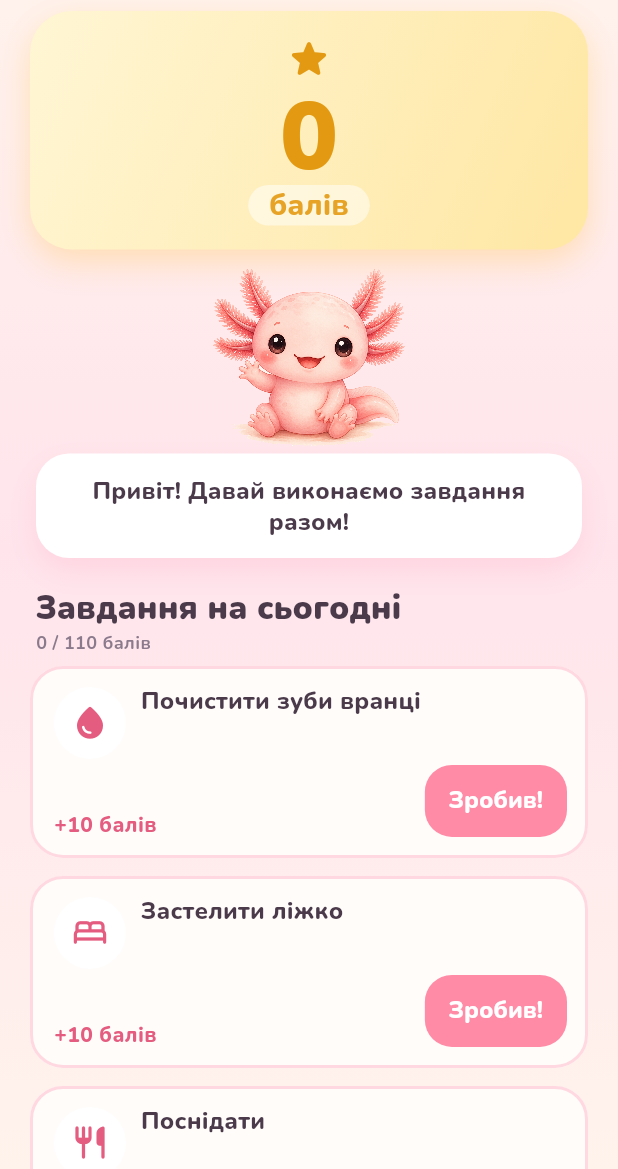
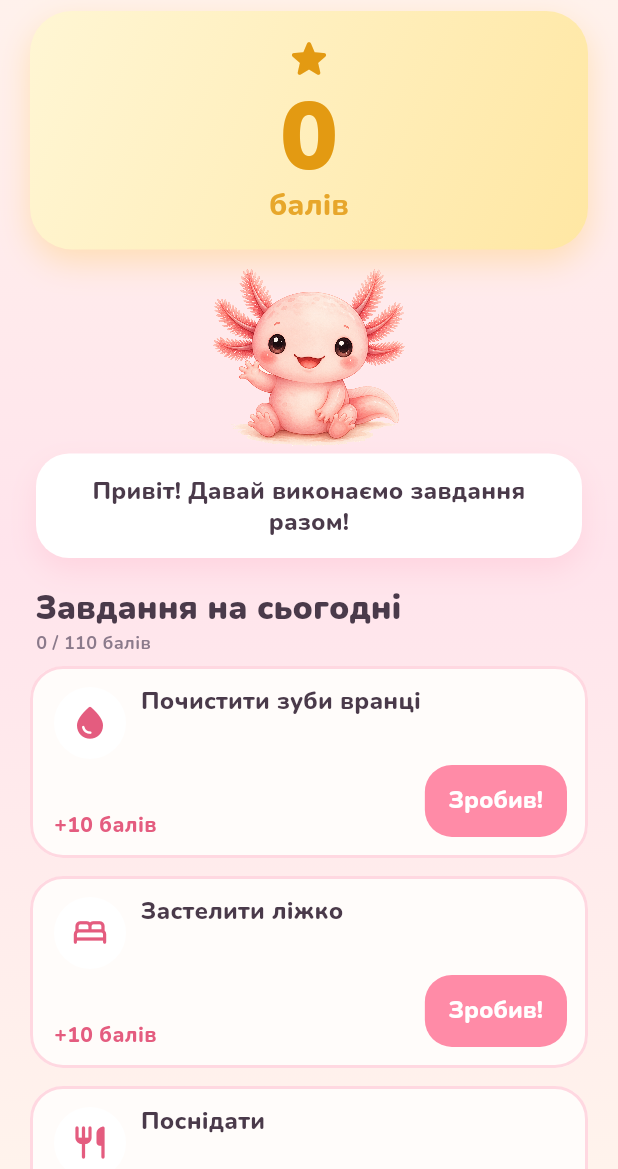
Before and after one commit to ariedov/axo, a Flutter app: the HomeScreen screen opened directly, on a phone screen of 412 x 824 dp, the part 67-1236 px from its top. Run offline on Flutter 3.47's test engine with Material 3 defaults, Android fonts, the phone set to English and light mode, and no system bars; our stand-ins replace file_picker, shared_preferences; accounts and stored records are empty.

Commit message:
fix: drop the label pill inside the points card
The streak chip no longer competes with an oval around the points label.

```diff
--- a/lib/widgets/points_hero.dart
+++ b/lib/widgets/points_hero.dart
@@ -66,18 +66,11 @@ class PointsHero extends StatelessWidget {
               key: const Key('points-label'),
               onPressed: onLabelTap,
               style: TextButton.styleFrom(
-                foregroundColor: AppColors.goldDeep.withValues(alpha: 0.9),
-                backgroundColor: Colors.white.withValues(alpha: 0.5),
+                foregroundColor: AppColors.goldDeep.withValues(alpha: 0.85),
                 minimumSize: Size.zero,
                 tapTargetSize: MaterialTapTargetSize.shrinkWrap,
                 visualDensity: VisualDensity.compact,
-                padding: const EdgeInsets.symmetric(
-                  horizontal: 14,
-                  vertical: 2,
-                ),
-                shape: RoundedRectangleBorder(
-                  borderRadius: BorderRadius.circular(16),
-                ),
+                padding: EdgeInsets.zero,
                 textStyle: const TextStyle(
                   fontFamily: 'Nunito',
                   fontSize: 20,
@@ -87,7 +80,7 @@ class PointsHero extends StatelessWidget {
               child: Text(S.pointsWord(points).split(' ').last),
             ),
           if (streak > 0) ...[
-            const SizedBox(height: 8),
+            const SizedBox(height: 6),
             StreakBadge(key: const Key('streak-badge'), days: streak),
           ],
         ],
```
